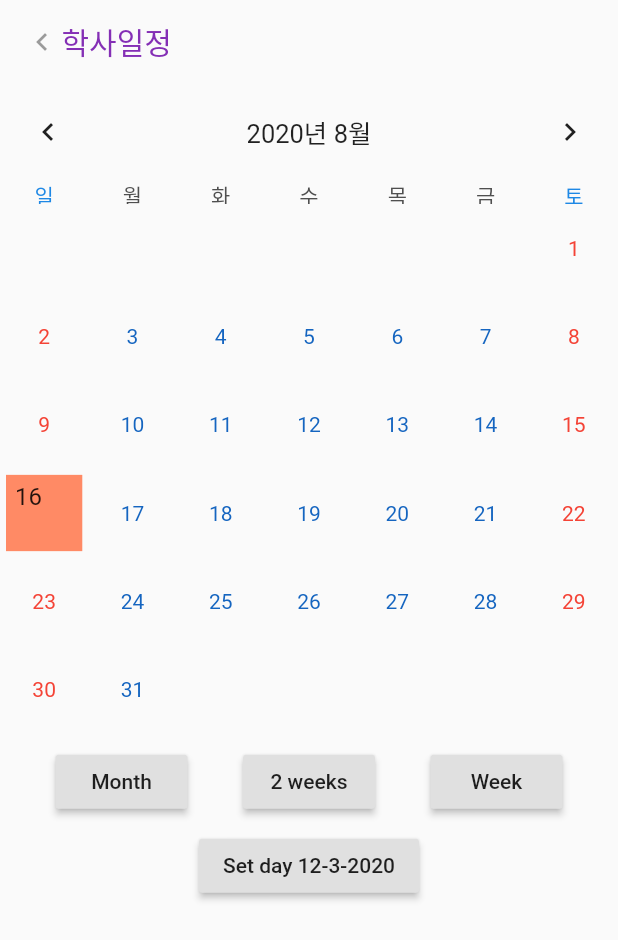
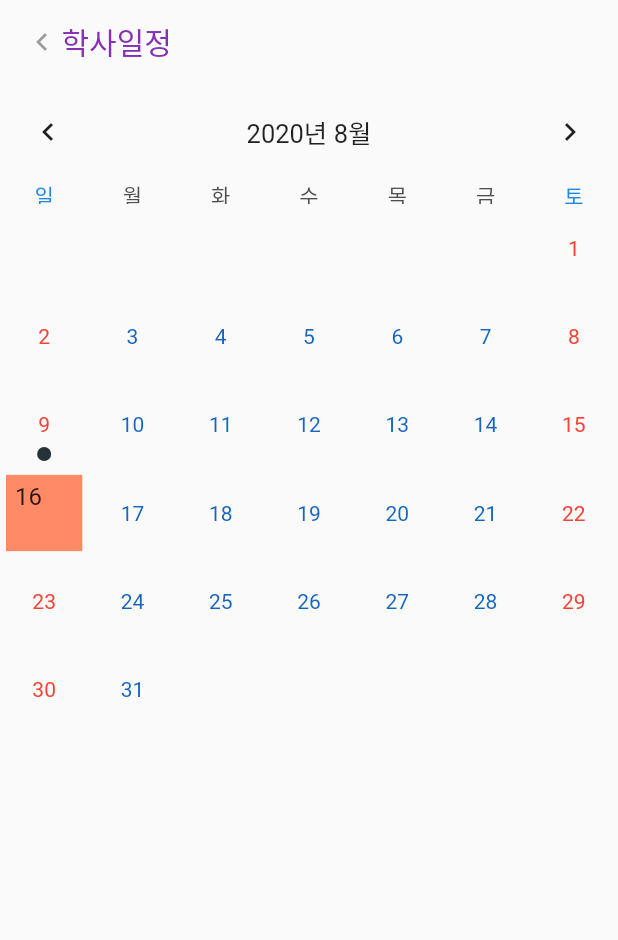
Before and after one commit to jeongkyojun/flutter_2020, a Flutter app: the screen it shows after launch, on a phone screen of 412 x 824 dp. Shown: the top 940 px of the screen. Run offline on Flutter 3.47's test engine with Material 2 defaults, Android fonts, the phone set to English and light mode, and no system bars; drawn by our look-alikes of table_calendar; our stand-ins replace toast; Roboto replaces fonts that are missing (NotoSansKR).

Commit message:
calendar change

```diff
--- a/flutter_app_usedcalendar200809/lib/main.dart
+++ b/flutter_app_usedcalendar200809/lib/main.dart
@@ -3,7 +3,7 @@ import 'package:table_calendar/table_calendar.dart';
 import 'package:intl/date_symbol_data_local.dart';
 
 Map<DateTime, List> _holidays = {
-  DateTime(1, 1): ['New Year\'s Day'],
+  DateTime(2020, 1, 1): ['New Year\'s Day'],
   DateTime(6): ['Epiphany'],
   DateTime(2020, 2, 14): ['Valentine\'s Day'],
   DateTime(2020, 4, 21): ['New Year\'s Day'],
@@ -41,11 +41,30 @@ class MyHomePage extends StatefulWidget {
 
 class _MyHomePageState extends State<MyHomePage> with TickerProviderStateMixin {
   Map<DateTime, List> _events;
-  List _selectedEvents;
+  List _selectedEvents,_selectedHolidays;
 
   // 애니메이션 컨트롤러와 캘린더 컨트롤러 선언
   AnimationController _animationController;
   CalendarController _calendarController;
+
+  AnimationController animationController2;
+  Animation<double> animation;
+
+  Map<DateTime, List> input_events()
+  {
+    Map<DateTime, List> events={
+      DateTime(2020, 3, 4): ["신입생 수강신청",],
+      DateTime(2020, 3, 5): ["신입생 수강신청",],
+      DateTime(2020, 3, 12): ["신입생 추가 수강신청",],
+      DateTime(2020, 3, 13): ["신입생 추가 수강신청"],
+    };
+    for(var i=0;i<10;i++) {
+      if (events[DateTime(2020,i+1,i+2)]==null)
+        events[DateTime(2020,i+1,i+2)] = [];
+      events[DateTime(2020,i+1,i+2)].add('events ${i+1}');
+    }
+    return events;
+  }
 
   @override
   void initState() {
@@ -53,13 +72,9 @@ class _MyHomePageState extends State<MyHomePage> with TickerProviderStateMixin {
     super.initState();
     final _selectedDay = DateTime.now();
     _calendarController = CalendarController();
-    _events = {
-      DateTime(2020, 3, 4): ["신입생 수강신청",],
-      DateTime(2020, 3, 5): ["신입생 수강신청",],
-      DateTime(2020, 3, 12): ["신입생 추가 수강신청",],
-      DateTime(2020, 3, 13): ["신입생 추가 수강신청"],
-    };
+    _events = input_events();
     _selectedEvents = _events[_selectedDay] ?? []; //널값인지 아닌지를 확인할 것!
+    _selectedHolidays = _holidays[_selectedDay]??[];
     _calendarController = CalendarController();
 
     _animationController = AnimationController(
@@ -67,8 +82,10 @@ class _MyHomePageState extends State<MyHomePage> with TickerProviderStateMixin {
       duration: const Duration(milliseconds: 400),
     );
     _animationController.forward();
+
+    animationController2 = AnimationController(vsync:this, duration:Duration(milliseconds: 100));
+    animation = Tween(begin: 0.0, end: 1.0).animate(animationController2);
   }
-
   @override
   void dispose() {
     // TODO: implement dispose
@@ -117,42 +134,24 @@ class _MyHomePageState extends State<MyHomePage> with TickerProviderStateMixin {
           color: Color(0xff793cc2),
         ),
       ),
+
+
       body: Column(
         mainAxisAlignment: MainAxisAlignment.start,
         children: <Widget>[
           //_buildTableCalendar(),
           _buildTableCalendarWithBuilders(),
           const SizedBox(height: 8.0),
-          _buildButtons(),
+          //_buildButtons(),
           const SizedBox(height: 8.0),
-          Expanded(child: _buildEventList()),
+          Expanded(child:
+              _buildEventList(),
+          ),
+          Expanded(child:
+              _buildHolidayList(),
+          ),
         ],
       ),
-    );
-  }
-
-  Widget _buildTableCalendar() {
-    return TableCalendar(
-      calendarController: _calendarController,
-      events: _events,
-      startingDayOfWeek: StartingDayOfWeek.monday,
-      calendarStyle: CalendarStyle(
-        selectedColor: Colors.deepOrange,
-        todayColor: Colors.brown,
-        outsideDaysVisible: false,
-      ),
-
-      headerStyle: HeaderStyle(
-        formatButtonTextStyle: TextStyle().copyWith(
-            color: Colors.white, fontSize: 15.0),
-        formatButtonDecoration: BoxDecoration(
-          color: Colors.deepOrange,
-          borderRadius: BorderRadius.circular(16.0),
-        ),
-      ),
-      onDaySelected: _onDaySelected,
-      onVisibleDaysChanged: _onVisibleDaysChanged,
-      onCalendarCreated: _onCalendarCreated,
     );
   }
     Widget _buildTableCalendarWithBuilders() {
@@ -251,12 +250,13 @@ class _MyHomePageState extends State<MyHomePage> with TickerProviderStateMixin {
           shape:BoxShape.rectangle,
           color: _calendarController.isSelected(date)?Colors.brown[500]
               :_calendarController.isToday(date)?Colors.brown[300]:Colors.blue[400],
+
         ),
         width:16.0,
         height:16.0,
         child:Center(
           child:Text(
-            '{$events.length}',
+            '${events.length}',
             style:TextStyle().copyWith(
               color:Colors.white,
               fontSize:12.0,
@@ -272,43 +272,12 @@ class _MyHomePageState extends State<MyHomePage> with TickerProviderStateMixin {
         color: Colors.blueGrey[800],
       );
     }
-
+    /*
     Widget _buildButtons() {
-      final dateTime = _events.keys.elementAt(_events.length - 2);
+      final dateTime = _events.keys.elementAt(_events.length - 1);
 
       return Column(
         children: <Widget>[
-          Row(
-            mainAxisSize: MainAxisSize.max,
-            mainAxisAlignment: MainAxisAlignment.spaceEvenly,
-            children: <Widget>[
-              RaisedButton(
-                child: Text('Month'),
-                onPressed: () {
-                  setState(() {
-                    _calendarController.setCalendarFormat(CalendarFormat.month);
-                  });
-                },
-              ),
-              RaisedButton(
-                child: Text('2 weeks'),
-                onPressed: () {
-                  setState(() {
-                    _calendarController.setCalendarFormat(CalendarFormat.twoWeeks);
-                  });
-                },
-              ),
-              RaisedButton(
-                child: Text('Week'),
-                onPressed: () {
-                  setState(() {
-                    _calendarController.setCalendarFormat(CalendarFormat.week);
-                  });
-                },
-              ),
-            ],
-          ),
-          const SizedBox(height: 8.0),
           RaisedButton(
             child: Text('Set day ${dateTime.day}-${dateTime.month}-${dateTime.year}'),
             onPressed: () {
@@ -321,7 +290,7 @@ class _MyHomePageState extends State<MyHomePage> with TickerProviderStateMixin {
         ],
       );
     }
-
+    */
     Widget _buildEventList() {
       return ListView(
         children: _selectedEvents
@@ -339,4 +308,22 @@ class _MyHomePageState extends State<MyHomePage> with TickerProviderStateMixin {
             .toList(),
       );
   }
+
+  Widget _buildHolidayList() {
+    return ListView(
+      children: _selectedHolidays
+          .map((event) => Container(
+        decoration: BoxDecoration(
+          border: Border.all(width: 0.8),
+          borderRadius: BorderRadius.circular(12.0),
+        ),
+        margin: const EdgeInsets.symmetric(horizontal: 8.0, vertical: 4.0),
+        child: ListTile(
+          title: Text(event.toString()),
+          onTap: () => print('$event tapped!'),
+        ),
+      ))
+          .toList(),
+    );
+  }
 }
```
